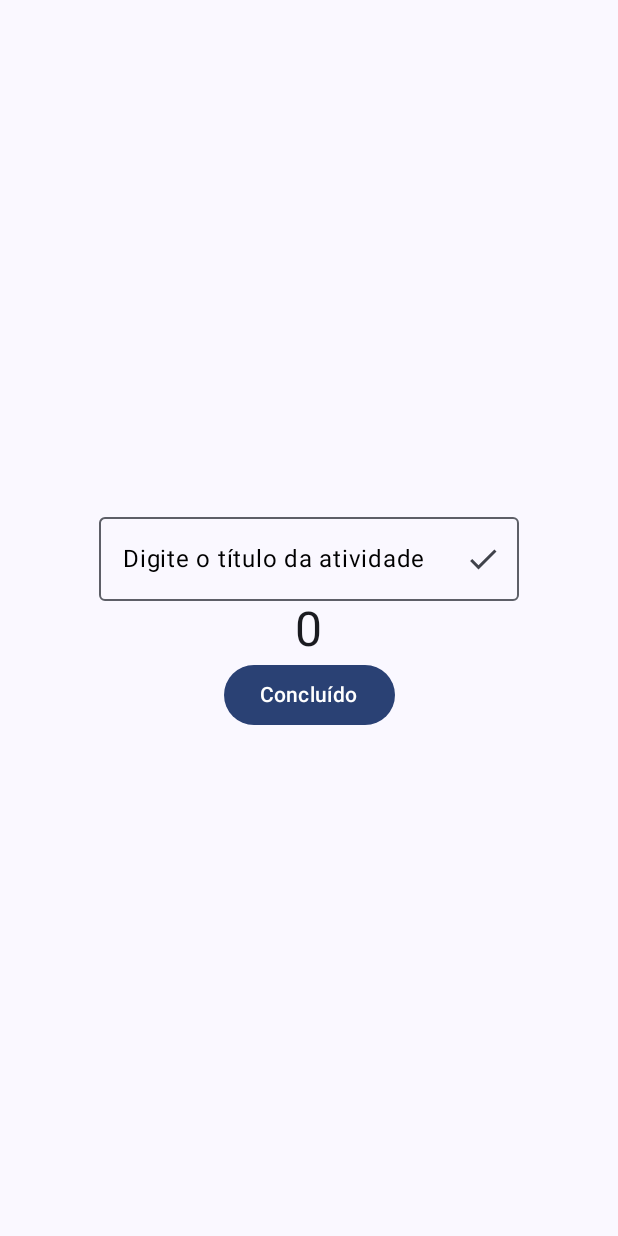
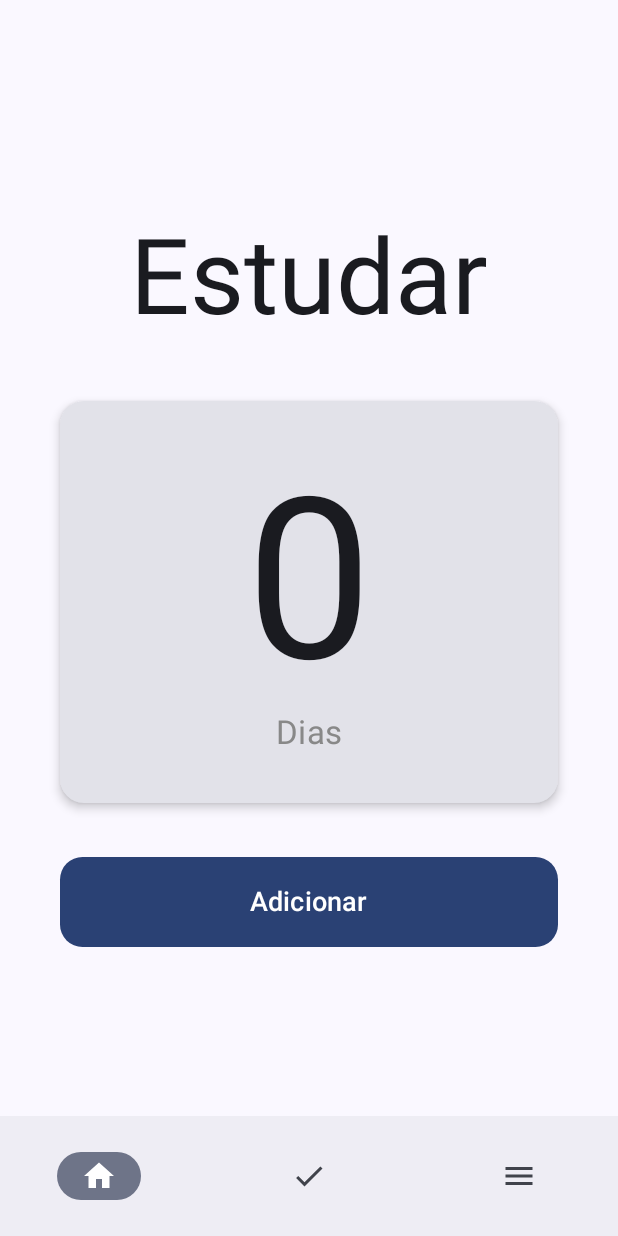
Before and after one commit to thiago-desenv/DayUp, an Android app built with Jetpack Compose: the screen it shows after launch (MainActivity), on a phone screen of 412 x 824 dp. Run offline under Robolectric (Android 15) with nearby library versions, the phone set to English and light mode, and no system bars.

Commit message:
Alterado layout do app

```diff
--- a/app/src/main/java/com/example/dayup/MainActivity.kt
+++ b/app/src/main/java/com/example/dayup/MainActivity.kt
@@ -6,18 +6,28 @@ import androidx.activity.compose.setContent
 import androidx.activity.enableEdgeToEdge
 import androidx.compose.foundation.layout.Arrangement
 import androidx.compose.foundation.layout.Column
+import androidx.compose.foundation.layout.Spacer
 import androidx.compose.foundation.layout.fillMaxSize
+import androidx.compose.foundation.layout.fillMaxWidth
+import androidx.compose.foundation.layout.height
 import androidx.compose.foundation.layout.padding
+import androidx.compose.foundation.shape.RoundedCornerShape
 import androidx.compose.material.icons.Icons
 import androidx.compose.material.icons.filled.Check
 import androidx.compose.material.icons.filled.Edit
+import androidx.compose.material.icons.filled.Home
+import androidx.compose.material.icons.filled.Menu
 import androidx.compose.material3.Button
+import androidx.compose.material3.Card
+import androidx.compose.material3.CardDefaults
 import androidx.compose.material3.Icon
 import androidx.compose.material3.IconButton
+import androidx.compose.material3.MaterialTheme
+import androidx.compose.material3.NavigationBar
+import androidx.compose.material3.NavigationBarItem
 import androidx.compose.material3.OutlinedTextField
 import androidx.compose.material3.Scaffold
 import androidx.compose.material3.Text
-import androidx.compose.material3.TextFieldDefaults
 import androidx.compose.runtime.Composable
 import androidx.compose.runtime.getValue
 import androidx.compose.runtime.mutableIntStateOf
@@ -51,42 +61,81 @@ class MainActivity : ComponentActivity() {
 @Composable
 fun CounterApp(modifier: Modifier = Modifier) {
     var count by remember { mutableIntStateOf(0) }
-    var input by remember { mutableStateOf("") }
-    var isEditing by remember { mutableStateOf(true) }
+    var taskTitle by remember { mutableStateOf("Estudar") }
 
-    Column(modifier = modifier.fillMaxSize().padding(16.dp),
-        verticalArrangement = Arrangement.Center,
-        horizontalAlignment = Alignment.CenterHorizontally) {
+    Scaffold(
+        bottomBar = {
+            NavigationBar {
+                NavigationBarItem(
+                    selected = true,
+                    onClick = { },
+                    icon = { Icon(Icons.Default.Home, contentDescription = "Início") }
+                )
+                NavigationBarItem(
+                    selected = false,
+                    onClick = { },
+                    icon = { Icon(Icons.Default.Check, contentDescription = "Progresso") }
+                )
+                NavigationBarItem(
+                    selected = false,
+                    onClick = { },
+                    icon = { Icon(Icons.Default.Menu, contentDescription = "Menu") }
+                )
+            }
+        }
+    ) { innerPadding ->
+        Column(
+            modifier = modifier
+                .fillMaxSize()
+                .padding(innerPadding)
+                .padding(24.dp),
+            verticalArrangement = Arrangement.Center,
+            horizontalAlignment = Alignment.CenterHorizontally
+        ) {
+            Text(
+                text = taskTitle,
+                style = MaterialTheme.typography.headlineMedium.copy(fontSize = 70.sp),
+                modifier = Modifier.padding(top = 32.dp, bottom = 24.dp)
+            )
 
-        OutlinedTextField(
-            value = input,
-            onValueChange = { newValue ->
-                if(isEditing) {
-                    input = newValue
-                    count = newValue.toIntOrNull() ?: count
-                }
-            },
-            label = { Text("Digite o título da atividade", color = if (isEditing) Color.Black else Color.Gray) },
-            readOnly = !isEditing,
-            trailingIcon = {
-                if(isEditing) {
-                    IconButton(onClick = { isEditing = !isEditing}) {
-                        Icon(imageVector = Icons.Default.Check, contentDescription = "Confirmar")
-                    }
-                }
-                else {
-                    IconButton(onClick = { isEditing = true }) {
-                        Icon(imageVector = Icons.Default.Edit, contentDescription = "Editar")
-
-                    }
+            Card(
+                modifier = Modifier
+                    .fillMaxWidth()
+                    .height(300.dp)
+                    .padding(16.dp),
+                shape = RoundedCornerShape(16.dp),
+                elevation = CardDefaults.cardElevation(defaultElevation = 4.dp)
+            ) {
+                Column(
+                    modifier = Modifier
+                        .fillMaxWidth()
+                        .padding(vertical = 32.dp),
+                    horizontalAlignment = Alignment.CenterHorizontally
+                ) {
+                    Text(
+                        text = "$count",
+                        style = MaterialTheme.typography.displayLarge.copy(fontSize = 150.sp)
+                    )
+                    Text(
+                        text = "Dias",
+                        style = MaterialTheme.typography.bodyMedium.copy(fontSize = 22.sp),
+                        color = Color.Gray
+                    )
                 }
             }
-        )
 
-        Text(text = "$count",
-            fontSize = 32.sp)
-        Button(onClick = { count++ }) {
-            Text(text = "Concluído")
+            Spacer(modifier = Modifier.height(20.dp))
+
+            Button(
+                onClick = { count++ },
+                shape = RoundedCornerShape(15.dp),
+                modifier = Modifier
+                    .fillMaxWidth()
+                    .height(60.dp)
+                    .padding(horizontal = 16.dp)
+            ) {
+                Text(text = "Adicionar", fontSize = 18.sp)
+            }
         }
     }
 }
```
